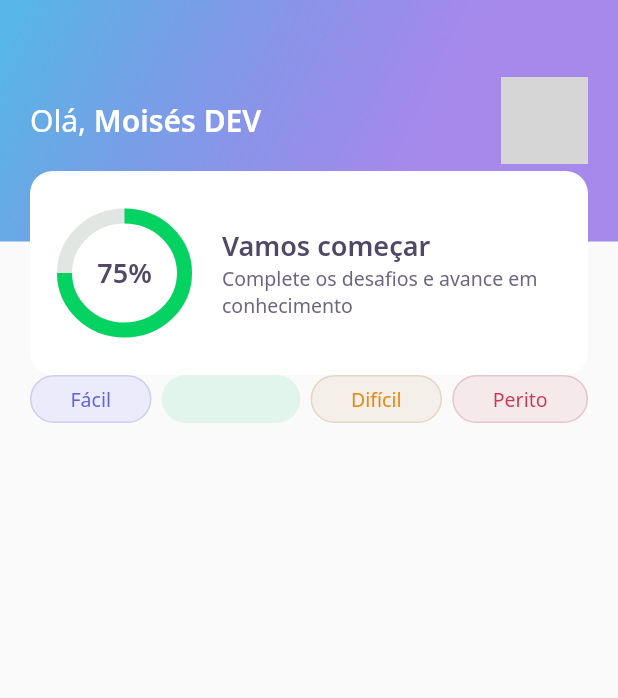
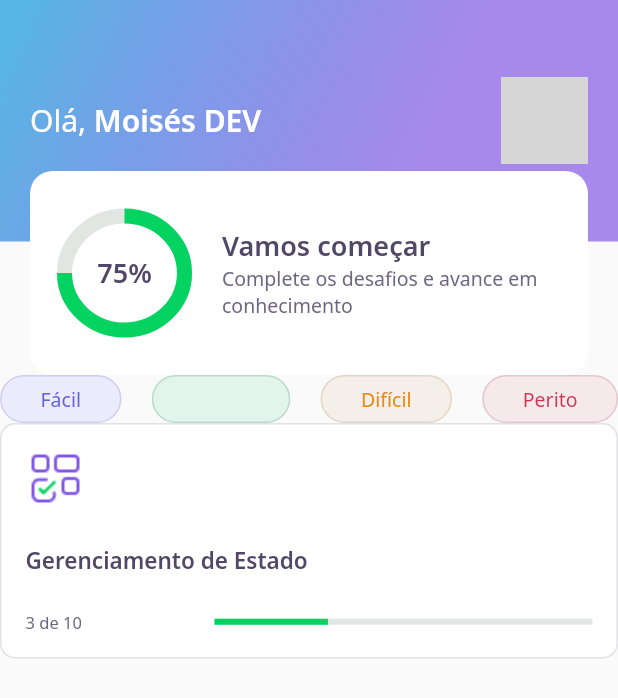
Before and after one commit to MoisesSDelmoro/Quiz-NLW-TrilhaFlutter, a Flutter app: the screen it shows after launch, on a phone screen of 412 x 824 dp. Shown: the top 698 px of the screen. Run offline on Flutter 3.47's test engine with Material 2 defaults, Android fonts, the phone set to English and light mode, and no system bars; our stand-ins replace google_fonts; network calls fail; grey boxes are pictures that could not be loaded.

Commit message:
quiz card widget

```diff
--- a/lib/home/home_page.dart
+++ b/lib/home/home_page.dart
@@ -1,4 +1,5 @@
 import 'package:DevQuiz/home/widgets/level_button/level_button_widget.dart';
+import 'package:DevQuiz/home/widgets/quiz_card/quiz_card_widget.dart';
 import 'package:flutter/material.dart';
 
 import 'widgets/appbar/app_bar_widget.dart';
@@ -16,8 +17,10 @@ class _HomePageState extends State<HomePage> {
     return Scaffold(
       appBar: AppBarWidget(),
       body: Padding(
-        padding: const EdgeInsets.symmetric(horizontal: 20),
-        child: Row(
+        padding: const EdgeInsets.symmetric(horizontal: 0),
+        child: Column(
+          children: [
+            Row(
               mainAxisAlignment: MainAxisAlignment.spaceBetween,
               children: [
                 LevelButtonWidget(
@@ -34,6 +37,9 @@ class _HomePageState extends State<HomePage> {
                 ),
               ],
             ),
+            QuizCardWidget(),
+          ],
+        ),
       ),
     );
   }
--- a/lib/home/widgets/level_button/level_button_widget.dart
+++ b/lib/home/widgets/level_button/level_button_widget.dart
@@ -19,7 +19,7 @@ class LevelButtonWidget extends StatelessWidget {
     },
     "Médio": {
       "color": AppColors.levelButtonMedio,
-      "borderColor": AppColors.levelButtonMedio,
+      "borderColor": AppColors.levelButtonBorderMedio,
       "fontColor": AppColors.levelButtonMedio,
     },
     "Difícil": {
--- /dev/null
+++ b/lib/home/widgets/quiz_card/quiz_card_widget.dart
@@ -0,0 +1,62 @@
+import 'package:DevQuiz/core/app_colors.dart';
+import 'package:DevQuiz/core/app_images.dart';
+import 'package:DevQuiz/core/app_text_styles.dart';
+import 'package:flutter/material.dart';
+
+class QuizCardWidget extends StatelessWidget {
+  const QuizCardWidget({Key? key}) : super(key: key);
+
+  @override
+  Widget build(BuildContext context) {
+    return Container(
+      padding: EdgeInsets.all(16),
+      decoration: BoxDecoration(
+        border: Border.fromBorderSide(
+          BorderSide(color: AppColors.border),
+        ),
+        color: AppColors.white,
+        borderRadius: BorderRadius.circular(10),
+      ),
+      child: Column(
+        crossAxisAlignment: CrossAxisAlignment.start,
+        children: [
+          Container(
+            height: 40,
+            width: 40,
+            child: Image.asset(AppImages.blocks),
+          ),
+          SizedBox(
+            height: 24,
+          ),
+          Text(
+            "Gerenciamento de Estado",
+            style: AppTextStyles.heading15,
+          ),
+          SizedBox(
+            height: 24,
+          ),
+          Row(
+            children: [
+              Expanded(
+                flex: 1,
+                child: Text(
+                  "3 de 10",
+                  style: AppTextStyles.body11,
+                ),
+              ),
+              Expanded(
+                flex: 2,
+                child: LinearProgressIndicator(
+                  value: 0.3,
+                  backgroundColor: AppColors.chartSecondary,
+                  valueColor:
+                      AlwaysStoppedAnimation<Color>(AppColors.chartPrimary),
+                ),
+              )
+            ],
+          )
+        ],
+      ),
+    );
+  }
+}
```
Lines whose indentation alone changed are shown as unchanged.
